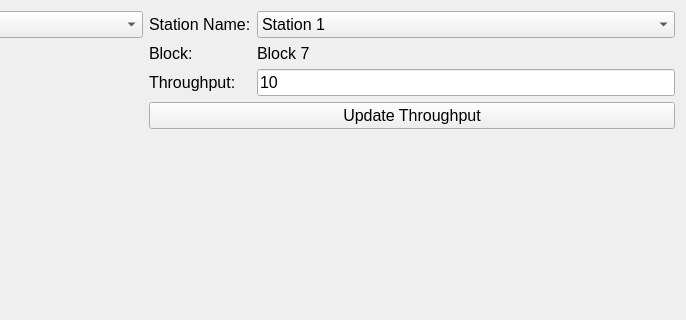
This is ctc/ctc_debugger.ui in shamuraii/ECE1140 as Qt 5 draws it before an edit; both pictures show x 394 to 1080 and y 0 to 320 of the 1080 by 720 pixel window. The edited form follows.
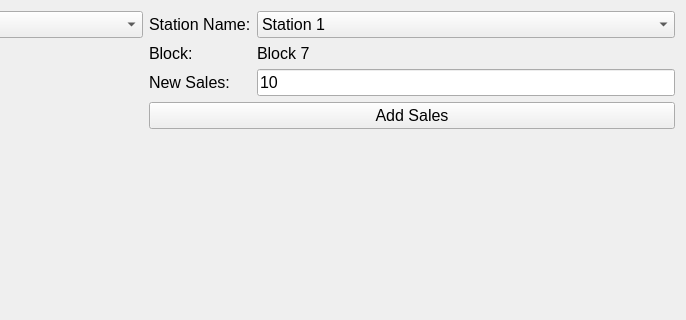
This is the edited form.

Commit message: Train Dispatch Siganls and Throughput Handling

What changed in the file:
```diff
--- a/ctc/ctc_debugger.ui
+++ b/ctc/ctc_debugger.ui
@@ -287,7 +287,7 @@
      <item row="2" column="0">
       <widget class="QLabel" name="label_19">
        <property name="text">
-        <string>Throughput:</string>
+        <string>New Sales:</string>
        </property>
       </widget>
      </item>
@@ -310,7 +310,7 @@
      <item row="3" column="0" colspan="2">
       <widget class="QPushButton" name="throughput_button">
        <property name="text">
-        <string>Update Throughput</string>
+        <string>Add Sales</string>
        </property>
       </widget>
      </item>
```
The commit also changes 11 other files.
